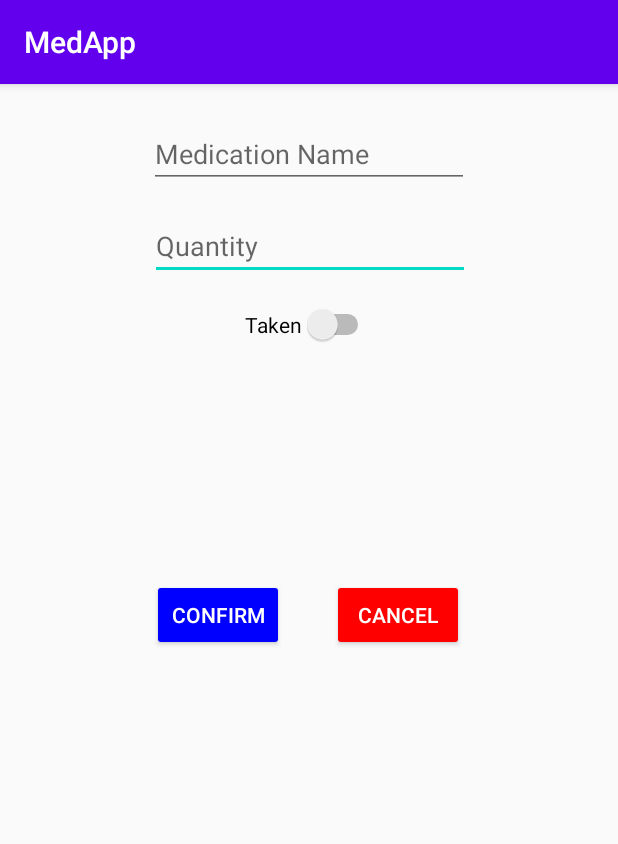
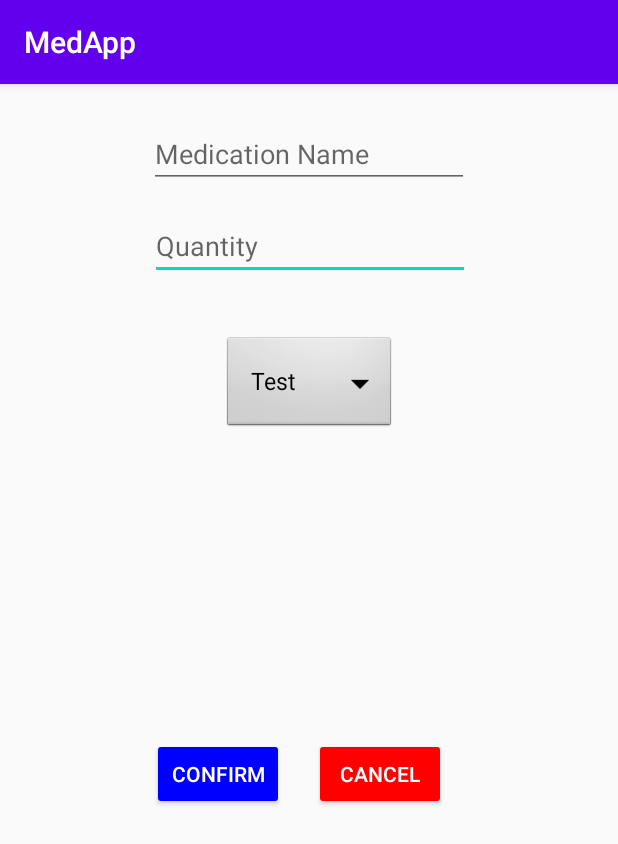
Before and after one commit to AllyInnes99/medapp, an Android app: the screen it shows after launch (AddMedicationActivity), after a tap on an icon or button, on a phone screen of 412 x 824 dp. Shown: the top 844 px of the screen. Run offline under Robolectric (Android 15) with nearby library versions, the phone set to English and light mode, and no system bars.

Commit message:
changes made to models, and started experimenting with dropdown menus

```diff
--- a/src/PrescriptionApp/app/src/main/java/com/example/prescriptionapp/AddMedicationActivity.java
+++ b/src/PrescriptionApp/app/src/main/java/com/example/prescriptionapp/AddMedicationActivity.java
@@ -2,10 +2,14 @@ package com.example.prescriptionapp;
 
 import androidx.appcompat.app.AppCompatActivity;
 
+import android.content.Intent;
 import android.os.Bundle;
 import android.view.View;
+import android.widget.AdapterView;
+import android.widget.ArrayAdapter;
 import android.widget.Button;
 import android.widget.EditText;
+import android.widget.Spinner;
 import android.widget.Switch;
 import android.widget.Toast;
 
@@ -13,7 +17,8 @@ public class AddMedicationActivity extends AppCompatActivity {
 
     Button btn_add, btn_cancel;
     EditText et_name, et_quantity;
-    Switch sw_isTaken;
+    Spinner dropdown;
+    private final String[] items = new String[] {"Test", "Hello"};
 
     @Override
     protected void onCreate(Bundle savedInstanceState) {
@@ -24,7 +29,23 @@ public class AddMedicationActivity extends AppCompatActivity {
         btn_cancel = findViewById(R.id.button_cancel);
         et_name = findViewById(R.id.edit_name);
         et_quantity = findViewById(R.id.edit_quantity);
-        sw_isTaken = findViewById(R.id.sw_isTaken);
+        dropdown = findViewById(R.id.spinner1);
+
+        ArrayAdapter<String> adapter = new ArrayAdapter<String>(this, R.layout.support_simple_spinner_dropdown_item, items);
+        dropdown.setAdapter(adapter);
+        dropdown.setOnItemSelectedListener((new AdapterView.OnItemSelectedListener() {
+
+            @Override
+            public void onItemSelected(AdapterView<?> parent, View view, int position, long id) {
+                Toast.makeText(AddMedicationActivity.this, items[position], Toast.LENGTH_SHORT ).show();
+            }
+
+            @Override
+            public void onNothingSelected(AdapterView<?> parent) {
+
+            }
+        }));
+
 
         btn_add.setOnClickListener(new View.OnClickListener() {
             @Override
@@ -33,7 +54,7 @@ public class AddMedicationActivity extends AppCompatActivity {
                 MedicationModel model;
                 try {
                     String medicationName =  et_name.getText().toString();
-                    model = new MedicationModel(0,  medicationName, Integer.parseInt(et_quantity.getText().toString()), sw_isTaken.isChecked());
+                    model = new MedicationModel(0,  medicationName, Integer.parseInt(et_quantity.getText().toString()), true);
                     Toast.makeText(AddMedicationActivity.this, model.toString(), Toast.LENGTH_SHORT).show();
                     DatabaseHelper databaseHelper = new DatabaseHelper(AddMedicationActivity.this);
                     boolean success = databaseHelper.addMedication(model);
@@ -47,11 +68,17 @@ public class AddMedicationActivity extends AppCompatActivity {
 
         });
 
+        btn_cancel.setOnClickListener(new View.OnClickListener() {
+            @Override
+            public void onClick(View v) {
+                finish();
+            }
+        });
+
     }
 
     public boolean validateMedicationName(String medicationName) {
         return !medicationName.isEmpty();
     }
 
-
 }
--- a/src/PrescriptionApp/app/src/main/java/com/example/prescriptionapp/CustomAdapter.java
+++ b/src/PrescriptionApp/app/src/main/java/com/example/prescriptionapp/CustomAdapter.java
@@ -33,7 +33,7 @@ public class CustomAdapter extends RecyclerView.Adapter<CustomAdapter.MyViewHold
     @Override
     public void onBindViewHolder(@NonNull CustomAdapter.MyViewHolder holder, int position) {
         MedicationModel model = medicationModels.get(position);
-        holder.med_id_txt.setText(String.valueOf(model.getId()));
+        holder.med_id_txt.setText(String.valueOf(model.getMedicationId()));
         holder.med_name_txt.setText(String.valueOf(model.getName()));
         holder.med_qty_txt.setText(String.valueOf(model.getQuantity()));
         holder.med_taken_txt.setText(String.valueOf(model.isTaken()));
@@ -56,7 +56,6 @@ public class CustomAdapter extends RecyclerView.Adapter<CustomAdapter.MyViewHold
             med_name_txt = itemView.findViewById(R.id.med_name_txt);
             med_qty_txt = itemView.findViewById(R.id.med_qty_txt);
             med_taken_txt = itemView.findViewById(R.id.med_taken_txt);
-            mainLayout = itemView.findViewById(R.id.)
         }
     }
 
--- a/src/PrescriptionApp/app/src/main/java/com/example/prescriptionapp/DatabaseHelper.java
+++ b/src/PrescriptionApp/app/src/main/java/com/example/prescriptionapp/DatabaseHelper.java
@@ -5,14 +5,10 @@ import android.content.Context;
 import android.database.Cursor;
 import android.database.sqlite.SQLiteDatabase;
 import android.database.sqlite.SQLiteOpenHelper;
-import android.widget.Toast;
 
 import java.util.ArrayList;
 import java.util.List;
 
-/**
- *
- */
 public class DatabaseHelper extends SQLiteOpenHelper {
 
     private Context context;
@@ -20,10 +16,20 @@ public class DatabaseHelper extends SQLiteOpenHelper {
     public static final int DATABASE_VERSION = 1;
 
     public static final String MEDICATION_TABLE = "MEDICATION_TABLE";
-    public static final String COLUMN_ID = "ID";
-    public static final String COLUMN_MEDICATION_NAME = "MEDICATION_NAME";
-    public static final String COLUMN_QUANTITY = "QUANTITY";
-    public static final String COLUMN_IS_TAKEN = "IS_TAKEN";
+    public static final String COL_MEDICATION_ID = "MEDICATION_ID";
+    public static final String COL_MEDICATION_NAME = "MEDICATION_NAME";
+    public static final String COL_QUANTITY = "QUANTITY";
+    public static final String COL_IS_TAKEN = "IS_TAKEN";
+
+    public static final String APPLICATION_TABLE = "APPLICATION_TABLE";
+    public static final String COLUMN_APPLICATION_ID = "APPLICATION_ID";
+    public static final String COLUMN_TIME_HOUR = "TIME_HOUR";
+    public static final String COLUMN_TIME_MINUTE = "TIME_MINUTE";
+    public static final String COLUMN_DOSAGE = "DOSAGE";
+    public static final String COLUMN_DAY = "DAY";
+    public static final String COLUMN_AMOUNT = "AMOUNT";
+    public static final String COLUMN_TAKEN = "IS_TAKEN";
+
 
     public DatabaseHelper(Context context) {
         super(context, DATABASE_NAME, null, DATABASE_VERSION);
@@ -32,11 +38,31 @@ public class DatabaseHelper extends SQLiteOpenHelper {
     @Override
     public void onCreate(SQLiteDatabase db) {
 
-        String createTableStatement = "CREATE TABLE " + MEDICATION_TABLE + " (" + COLUMN_ID + " INTEGER PRIMARY KEY AUTOINCREMENT, "
-                                                                                + COLUMN_MEDICATION_NAME + " TEXT, "
-                                                                                + COLUMN_QUANTITY + " INT, "
-                                                                                + COLUMN_IS_TAKEN + " BOOL)";
-        db.execSQL(createTableStatement);
+        String createMedTableStatement = onCreateHelper(MEDICATION_TABLE) + " ("
+                                        + COL_MEDICATION_ID + " INTEGER PRIMARY KEY AUTOINCREMENT, "
+                                        + COL_MEDICATION_NAME + " TEXT, "
+                                        + COL_QUANTITY + " INT, "
+                                        + COL_IS_TAKEN + " BOOL)";
+
+        String createAppTableStatement = onCreateHelper(APPLICATION_TABLE) + " ("
+                                        + COLUMN_APPLICATION_ID + " INTEGER PRIMARY KEY AUTOINCREMENT, "
+                                        + COL_MEDICATION_ID + " INT, "
+                                        + COLUMN_TIME_HOUR + " INT, "
+                                        + COLUMN_TIME_MINUTE + " INT, "
+                                        + COLUMN_DOSAGE + " REAL, "
+                                        + COLUMN_DAY + " TEXT, "
+                                        + COLUMN_AMOUNT + " INT, "
+                                        + COLUMN_TAKEN + " BOOL,"
+                                        + "FOREIGN KEY (" + COL_MEDICATION_ID
+                                        + ") REFERENCES " + MEDICATION_TABLE
+                                        + "(" + COL_MEDICATION_ID + "))";
+
+        db.execSQL(createMedTableStatement);
+        db.execSQL(createAppTableStatement);
+    }
+
+    private String onCreateHelper(String tableName) {
+        return "CREATE TABLE " + tableName;
     }
 
     @Override
@@ -51,24 +77,34 @@ public class DatabaseHelper extends SQLiteOpenHelper {
      */
     public boolean deleteMedication(MedicationModel model) {
         SQLiteDatabase db = this.getWritableDatabase();
-        String queryString = "DELETE FROM " + MEDICATION_TABLE + "WHERE " + COLUMN_ID + " = " + model.getId();
+        String queryString = "DELETE FROM " + MEDICATION_TABLE + "WHERE " + COL_MEDICATION_ID + " = " + model.getMedicationId();
         Cursor cursor = db.rawQuery(queryString, null);
         return cursor.moveToFirst();
     }
 
+
+    /**
+     * Method that adds a row to the medication table from medication object
+     * @param medicationModel
+     * @return
+     */
     public boolean addMedication(MedicationModel medicationModel) {
 
         SQLiteDatabase db = this.getWritableDatabase();
         ContentValues cv = new ContentValues();
-        cv.put(COLUMN_MEDICATION_NAME, medicationModel.getName());
-        cv.put(COLUMN_QUANTITY, medicationModel.getQuantity());
-        cv.put(COLUMN_IS_TAKEN, medicationModel.isTaken());
+        cv.put(COL_MEDICATION_NAME, medicationModel.getName());
+        cv.put(COL_QUANTITY, medicationModel.getQuantity());
+        cv.put(COL_IS_TAKEN, medicationModel.isTaken());
 
         long insert = db.insert(MEDICATION_TABLE, null, cv);
         return isMedicationAdded(insert);
     }
 
-    public List<MedicationModel> selectAll(){
+    /**
+     * Method that performs a "select all" query on the medication table
+     * @return List of every medication entry in the table
+     */
+    public List<MedicationModel> selectAllMedication(){
         List<MedicationModel> returnList = new ArrayList<>();
         String rawQuery = "SELECT * FROM " + MEDICATION_TABLE;
         SQLiteDatabase db = this.getReadableDatabase();
--- a/src/PrescriptionApp/app/src/main/java/com/example/prescriptionapp/MainActivity.java
+++ b/src/PrescriptionApp/app/src/main/java/com/example/prescriptionapp/MainActivity.java
@@ -7,14 +7,9 @@ import androidx.recyclerview.widget.RecyclerView;
 import android.content.Intent;
 import android.os.Bundle;
 import android.view.View;
-import android.widget.AdapterView;
-import android.widget.ArrayAdapter;
-import android.widget.ListView;
-import android.widget.Toast;
 
 import com.google.android.material.floatingactionbutton.FloatingActionButton;
 
-import java.util.ArrayList;
 import java.util.List;
 
 public class MainActivity extends AppCompatActivity {
@@ -57,7 +52,7 @@ public class MainActivity extends AppCompatActivity {
      */
     private void displayRecycler() {
 
-        List<MedicationModel> models = databaseHelper.selectAll();
+        List<MedicationModel> models = databaseHelper.selectAllMedication();
         customAdapter = new CustomAdapter(MainActivity.this, models);
         recyclerView.setAdapter(customAdapter);
         recyclerView.setLayoutManager(new LinearLayoutManager(MainActivity.this));
--- a/src/PrescriptionApp/app/src/main/java/com/example/prescriptionapp/UpdateActivity.java
+++ b/src/PrescriptionApp/app/src/main/java/com/example/prescriptionapp/UpdateActivity.java
@@ -13,7 +13,6 @@ public class UpdateActivity extends AppCompatActivity {
     EditText edit_name, edit_quantity;
     Switch edit_taken;
     Button update_button;
-
 
     @Override
     protected void onCreate(Bundle savedInstanceState) {
--- a/src/PrescriptionApp/app/src/main/res/layout/activity_add_medication.xml
+++ b/src/PrescriptionApp/app/src/main/res/layout/activity_add_medication.xml
@@ -31,39 +31,41 @@
         app:layout_constraintStart_toStartOf="parent"
         app:layout_constraintTop_toTopOf="parent" />
 
-    <Switch
-        android:id="@+id/sw_isTaken"
-        android:layout_width="wrap_content"
-        android:layout_height="wrap_content"
-        android:layout_marginTop="16dp"
-        android:text="@string/MedicationTaken"
-        app:layout_constraintEnd_toEndOf="parent"
-        app:layout_constraintStart_toStartOf="parent"
-        app:layout_constraintTop_toBottomOf="@+id/edit_quantity" />
-
     <Button
         android:id="@+id/button_confirm"
         style="@style/Widget.AppCompat.Button.Colored"
-        android:backgroundTint="#0000FF"
         android:layout_width="wrap_content"
         android:layout_height="wrap_content"
-        android:layout_marginTop="156dp"
+        android:layout_marginBottom="284dp"
+        android:backgroundTint="#0000FF"
         android:text="@string/confirm"
+        app:layout_constraintBottom_toBottomOf="parent"
         app:layout_constraintEnd_toEndOf="parent"
         app:layout_constraintHorizontal_bias="0.312"
-        app:layout_constraintStart_toStartOf="parent"
-        app:layout_constraintTop_toBottomOf="@+id/sw_isTaken" />
+        app:layout_constraintStart_toStartOf="parent" />
 
     <Button
         android:id="@+id/button_cancel"
         style="@style/Widget.AppCompat.Button.Colored"
         android:layout_width="wrap_content"
         android:layout_height="wrap_content"
-        android:layout_marginStart="32dp"
-        android:layout_marginLeft="32dp"
-        android:layout_marginTop="156dp"
+        android:layout_marginStart="20dp"
+        android:layout_marginLeft="20dp"
+        android:layout_marginBottom="284dp"
         android:backgroundTint="#FF0000"
         android:text="@string/cancel"
-        app:layout_constraintStart_toEndOf="@+id/button_confirm"
-        app:layout_constraintTop_toBottomOf="@+id/sw_isTaken" />
+        app:layout_constraintBottom_toBottomOf="parent"
+        app:layout_constraintStart_toEndOf="@+id/button_confirm" />
+
+    <Spinner
+        android:id="@+id/spinner1"
+        android:layout_width="wrap_content"
+        android:layout_height="wrap_content"
+        android:background="@android:drawable/btn_dropdown"
+        android:spinnerMode="dropdown"
+        android:layout_marginTop="36dp"
+        app:layout_constraintEnd_toEndOf="parent"
+        app:layout_constraintStart_toStartOf="parent"
+        app:layout_constraintTop_toBottomOf="@+id/edit_quantity" />
+
 </androidx.constraintlayout.widget.ConstraintLayout>
```
Also changed, not shown: src/PrescriptionApp/app/src/main/java/com/example/prescriptionapp/MedicationModel.java (+94 -13 lines).
